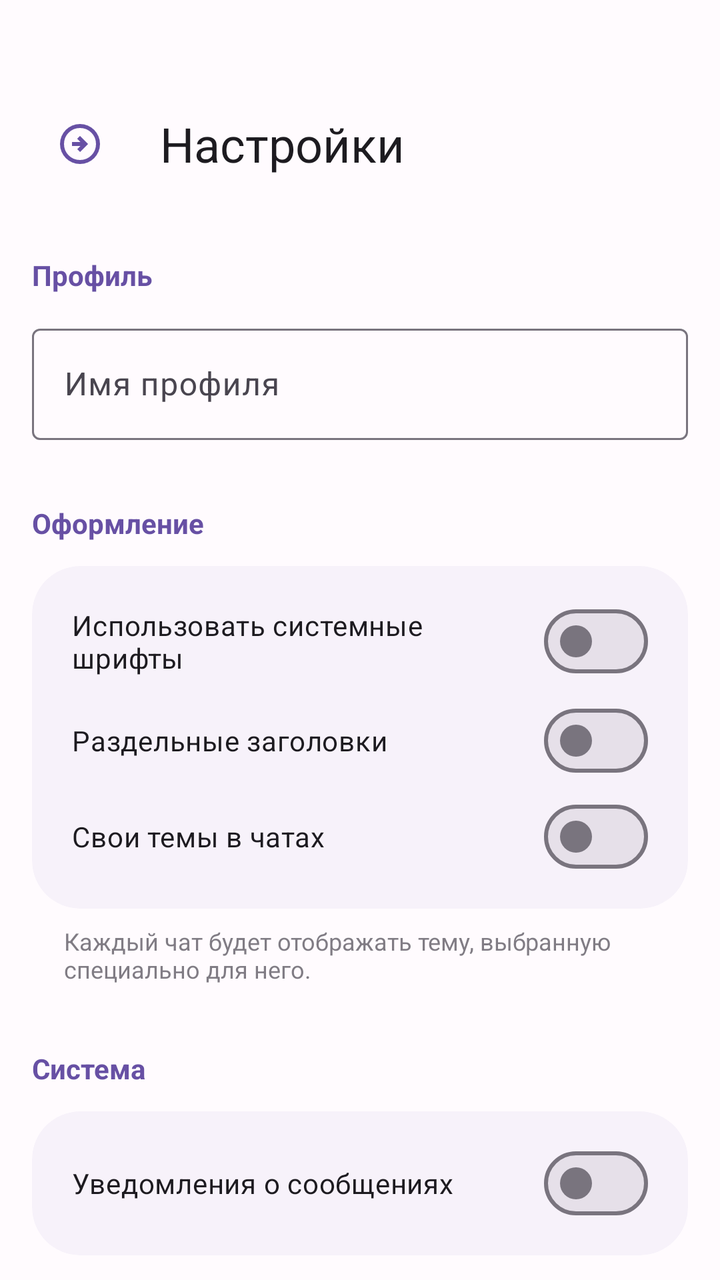
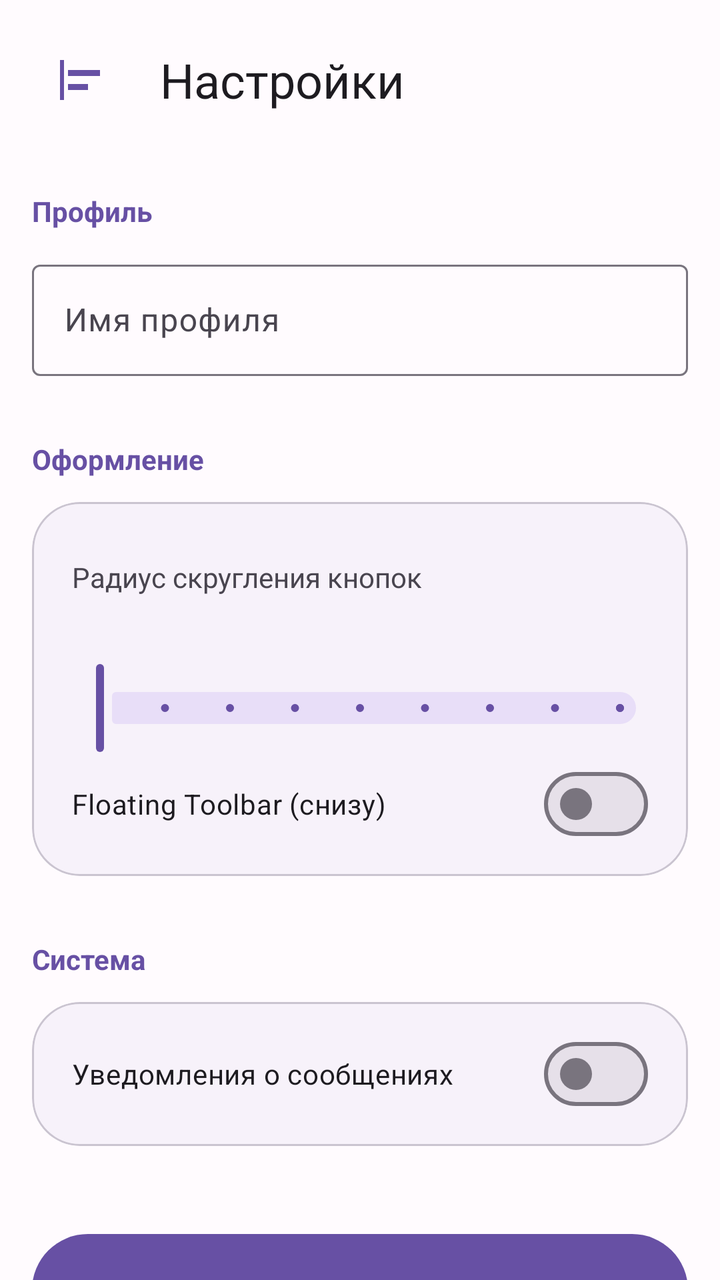

Before-and-after screenshots of an Android layout around one commit, followed by the original layout XML and the change that was made.
<!-- AndroidManifest.xml: application theme Theme.Ghostlink -->
<!-- res/layout/activity_settings.xml -->
<?xml version="1.0" encoding="utf-8"?>
<androidx.drawerlayout.widget.DrawerLayout
    xmlns:android="http://schemas.android.com/apk/res/android"
    xmlns:app="http://schemas.android.com/apk/res-auto"
    android:id="@+id/drawerLayout"
    android:layout_width="match_parent"
    android:layout_height="match_parent">

    <LinearLayout
        android:id="@+id/main"
        android:layout_width="match_parent"
        android:layout_height="match_parent"
        android:orientation="vertical"
        android:paddingTop="48dp">

        <LinearLayout
            android:layout_width="match_parent"
            android:layout_height="wrap_content"
            android:orientation="horizontal"
            android:gravity="center_vertical"
            android:paddingHorizontal="16dp"
            android:layout_marginBottom="16dp">

            <ImageButton
                android:id="@+id/btnOpenMenu"
                android:layout_width="48dp"
                android:layout_height="48dp"
                android:background="?attr/selectableItemBackgroundBorderless"
                android:src="@drawable/ic_menu"
                app:tint="?attr/colorPrimary" />

            <TextView
                android:layout_width="wrap_content"
                android:layout_height="wrap_content"
                android:text="Настройки"
                android:layout_marginStart="16dp"
                style="@style/TextAppearance.Material3.HeadlineSmall" />
        </LinearLayout>

        <androidx.core.widget.NestedScrollView
            android:layout_width="match_parent"
            android:layout_height="0dp"
            android:layout_weight="1">

            <LinearLayout
                android:layout_width="match_parent"
                android:layout_height="wrap_content"
                android:orientation="vertical"
                android:padding="16dp">

                <TextView
                    android:layout_width="wrap_content"
                    android:layout_height="wrap_content"
                    android:text="Профиль"
                    android:textColor="?attr/colorPrimary"
                    android:textStyle="bold"
                    android:layout_marginBottom="12dp" />

                <com.google.android.material.textfield.TextInputLayout
                    android:layout_width="match_parent"
                    android:layout_height="wrap_content"
                    android:hint="Имя профиля"
                    style="@style/Widget.Material3.TextInputLayout.OutlinedBox">

                    <com.google.android.material.textfield.TextInputEditText
                        android:id="@+id/editGhostName"
                        android:layout_width="match_parent"
                        android:layout_height="wrap_content"
                        android:inputType="textPersonName"
                        android:maxLength="20" />
                </com.google.android.material.textfield.TextInputLayout>

                <TextView
                    android:layout_width="wrap_content"
                    android:layout_height="wrap_content"
                    android:text="Оформление"
                    android:textColor="?attr/colorPrimary"
                    android:textStyle="bold"
                    android:layout_marginTop="32dp"
                    android:layout_marginBottom="12dp" />

                <com.google.android.material.card.MaterialCardView
                    android:layout_width="match_parent"
                    android:layout_height="wrap_content"
                    app:cardCornerRadius="24dp"
                    app:cardElevation="0dp"
                    app:strokeWidth="0dp"
                    app:cardBackgroundColor="?attr/colorSurfaceContainerLow">

                    <LinearLayout
                        android:layout_width="match_parent"
                        android:layout_height="wrap_content"
                        android:orientation="vertical"
                        android:padding="12dp">

                        <com.google.android.material.materialswitch.MaterialSwitch
                            android:id="@+id/switchSystemFonts"
                            android:layout_width="match_parent"
                            android:layout_height="wrap_content"
                            android:text="Использовать системные шрифты"
                            android:paddingHorizontal="8dp"
                            android:paddingVertical="8dp" />

                        <com.google.android.material.materialswitch.MaterialSwitch
                            android:id="@+id/switchSeparateHeaders"
                            android:layout_width="match_parent"
                            android:layout_height="wrap_content"
                            android:text="Раздельные заголовки"
                            android:paddingHorizontal="8dp"
                            android:paddingVertical="8dp" />

                        <com.google.android.material.materialswitch.MaterialSwitch
                            android:id="@+id/switchCustomThemes"
                            android:layout_width="match_parent"
                            android:layout_height="wrap_content"
                            android:text="Свои темы в чатах"
                            android:paddingHorizontal="8dp"
                            android:paddingVertical="8dp" />

                    </LinearLayout>
                </com.google.android.material.card.MaterialCardView>

                <TextView
                    android:layout_width="match_parent"
                    android:layout_height="wrap_content"
                    android:text="Каждый чат будет отображать тему, выбранную специально для него."
                    android:textSize="12sp"
                    android:alpha="0.7"
                    android:layout_marginTop="8dp"
                    android:layout_marginHorizontal="16dp" />

                <TextView
                    android:layout_width="wrap_content"
                    android:layout_height="wrap_content"
                    android:text="Система"
                    android:textColor="?attr/colorPrimary"
                    android:textStyle="bold"
                    android:layout_marginTop="32dp"
                    android:layout_marginBottom="12dp" />

                <com.google.android.material.card.MaterialCardView
                    android:layout_width="match_parent"
                    android:layout_height="wrap_content"
                    app:cardCornerRadius="24dp"
                    app:cardElevation="0dp"
                    app:strokeWidth="0dp"
                    app:cardBackgroundColor="?attr/colorSurfaceContainerLow">

                    <LinearLayout
                        android:layout_width="match_parent"
                        android:layout_height="wrap_content"
                        android:orientation="vertical"
                        android:padding="12dp">

                        <com.google.android.material.materialswitch.MaterialSwitch
                            android:id="@+id/switchNotifications"
                            android:layout_width="match_parent"
                            android:layout_height="wrap_content"
                            android:text="Уведомления о сообщениях"
                            android:paddingHorizontal="8dp"
                            android:paddingVertical="8dp" />

                    </LinearLayout>
                </com.google.android.material.card.MaterialCardView>

                <com.google.android.material.button.MaterialButton
                    android:id="@+id/btnSaveSettings"
                    android:layout_width="match_parent"
                    android:layout_height="wrap_content"
                    android:text="Сохранить изменения"
                    android:layout_marginTop="40dp"
                    android:layout_marginBottom="24dp"
                    style="@style/Widget.Material3.Button" />

            </LinearLayout>
        </androidx.core.widget.NestedScrollView>
    </LinearLayout>

    <com.google.android.material.navigation.NavigationView
        android:id="@+id/navigationView"
        android:layout_width="wrap_content"
        android:layout_height="match_parent"
        android:layout_gravity="start"
        app:menu="@menu/drawer_menu"
        app:headerLayout="@layout/nav_header" />

</androidx.drawerlayout.widget.DrawerLayout>
<!-- res/layout/nav_header.xml (included above) -->
<?xml version="1.0" encoding="utf-8"?>
<LinearLayout xmlns:android="http://schemas.android.com/apk/res/android"
    android:layout_width="match_parent"
    android:layout_height="160dp"
    android:background="?attr/colorPrimaryContainer"
    android:gravity="bottom"
    android:orientation="vertical"
    android:padding="16dp">

    <TextView
        android:layout_width="wrap_content"
        android:layout_height="wrap_content"
        android:text="GhostLink"
        android:textSize="24sp"
        android:textStyle="bold"
        android:textColor="?attr/colorOnPrimaryContainer" />

    <TextView
        android:layout_width="wrap_content"
        android:layout_height="wrap_content"
        android:text="Меню"
        android:textSize="14sp"
        android:textColor="?attr/colorOnPrimaryContainer"
        android:alpha="0.8" />
</LinearLayout>
<!-- resources referenced by this layout -->
<resources>
  <!-- drawable ic_menu (drawable) -->
  <vector xmlns:android="http://schemas.android.com/apk/res/android" android:autoMirrored="true" android:height="24dp" android:tint="#000000" android:viewportHeight="960" android:viewportWidth="960" android:width="24dp">
        
      <path android:fillColor="@android:color/white" android:pathData="M480,640L640,480L480,320L424,376L488,440L320,440L320,520L488,520L424,584L480,640ZM480,880Q397,880 324,848.5Q251,817 197,763Q143,709 111.5,636Q80,563 80,480Q80,397 111.5,324Q143,251 197,197Q251,143 324,111.5Q397,80 480,80Q563,80 636,111.5Q709,143 763,197Q817,251 848.5,324Q880,397 880,480Q880,563 848.5,636Q817,709 763,763Q709,817 636,848.5Q563,880 480,880ZM480,800Q614,800 707,707Q800,614 800,480Q800,346 707,253Q614,160 480,160Q346,160 253,253Q160,346 160,480Q160,614 253,707Q346,800 480,800ZM480,480Q480,480 480,480Q480,480 480,480Q480,480 480,480Q480,480 480,480Q480,480 480,480Q480,480 480,480Q480,480 480,480Q480,480 480,480Z"/>
      
  </vector>
  <style name="Theme.Ghostlink" parent="Base.Theme.Ghostlink" />
  <style name="Base.Theme.Ghostlink" parent="Theme.Material3.DayNight.NoActionBar">
          <item name="colorPrimary">@color/primary</item>
          <item name="colorOnPrimary">@color/onPrimary</item>
  
          <item name="android:windowBackground">#FFFBFE</item>
          <item name="android:statusBarColor">#FFFBFE</item>
          <item name="android:windowLightStatusBar">true</item>
      </style>
  <color name="primary">#6750A4</color>
  <color name="onPrimary">#FFFFFF</color>
</resources>

<!-- the commit's change to res/layout/activity_settings.xml (unified diff, before → after) -->
@@ -4,45 +4,52 @@
     xmlns:app="http://schemas.android.com/apk/res-auto"
     android:id="@+id/drawerLayout"
     android:layout_width="match_parent"
-    android:layout_height="match_parent">
-
-    <LinearLayout
-        android:id="@+id/main"
+    android:layout_height="match_parent"
+    android:fitsSystemWindows="false">
+
+    <FrameLayout
         android:layout_width="match_parent"
-        android:layout_height="match_parent"
-        android:orientation="vertical"
-        android:paddingTop="48dp">
+        android:layout_height="match_parent">
 
         <LinearLayout
+            android:id="@+id/main"
             android:layout_width="match_parent"
-            android:layout_height="wrap_content"
-            android:orientation="horizontal"
-            android:gravity="center_vertical"
-            android:paddingHorizontal="16dp"
-            android:layout_marginBottom="16dp">
-
-            <ImageButton
-                android:id="@+id/btnOpenMenu"
-                android:layout_width="48dp"
-                android:layout_height="48dp"
-                android:background="?attr/selectableItemBackgroundBorderless"
-                android:src="@drawable/ic_menu"
-                app:tint="?attr/colorPrimary" />
-
-            <TextView
-                android:layout_width="wrap_content"
+            android:layout_height="match_parent"
+            android:orientation="vertical">
+
+            <LinearLayout
+                android:layout_width="match_parent"
                 android:layout_height="wrap_content"
-                android:text="Настройки"
-                android:layout_marginStart="16dp"
-                style="@style/TextAppearance.Material3.HeadlineSmall" />
-        </LinearLayout>
-
-        <androidx.core.widget.NestedScrollView
-            android:layout_width="match_parent"
-            android:layout_height="0dp"
-            android:layout_weight="1">
-
-            <LinearLayout
+                android:orientation="horizontal"
+                android:gravity="center_vertical"
+                android:paddingHorizontal="16dp"
+                android:layout_marginTop="16dp"
+                android:layout_marginBottom="16dp">
+
+                <ImageButton
+                    android:id="@+id/btnOpenMenu"
+                    android:layout_width="48dp"
+                    android:layout_height="48dp"
+                    android:background="?attr/selectableItemBackgroundBorderless"
+                    android:src="@drawable/ic_menu"
+                    app:tint="?attr/colorPrimary"
+                    android:contentDescription="Меню" />
+
+                <TextView
+                    android:layout_width="wrap_content"
+                    android:layout_height="wrap_content"
+                    android:text="Настройки"
+                    android:layout_marginStart="16dp"
+                    style="@style/TextAppearance.Material3.HeadlineSmall" />
+            </LinearLayout>
+
+            <androidx.core.widget.NestedScrollView
+                android:id="@+id/settingsScrollView"
+                android:layout_width="match_parent"
+                android:layout_height="0dp"
+                android:layout_weight="1"
+                android:clipToPadding="false"
+                android:paddingBottom="120dp"> <LinearLayout
                 android:layout_width="match_parent"
                 android:layout_height="wrap_content"
                 android:orientation="vertical"
@@ -84,7 +91,8 @@
                     android:layout_height="wrap_content"
                     app:cardCornerRadius="24dp"
                     app:cardElevation="0dp"
-                    app:strokeWidth="0dp"
+                    app:strokeWidth="1dp"
+                    app:strokeColor="?attr/colorOutlineVariant"
                     app:cardBackgroundColor="?attr/colorSurfaceContainerLow">
 
                     <LinearLayout
@@ -93,41 +101,32 @@
                         android:orientation="vertical"
                         android:padding="12dp">
 
+                        <TextView
+                            android:layout_width="match_parent"
+                            android:layout_height="wrap_content"
+                            android:text="Радиус скругления кнопок"
+                            android:paddingHorizontal="8dp"
+                            android:paddingTop="16dp"
+                            android:textSize="14sp" />
+
+                        <com.google.android.material.slider.Slider
+                            android:id="@+id/sliderCornerRadius"
+                            android:layout_width="match_parent"
+                            android:layout_height="wrap_content"
+                            android:valueFrom="0"
+                            android:valueTo="32"
+                            android:stepSize="4"
+                            app:labelBehavior="withinBounds" />
+
                         <com.google.android.material.materialswitch.MaterialSwitch
-                            android:id="@+id/switchSystemFonts"
-                            android:layout_width="match_parent"
-                            android:layout_height="wrap_content"
-                            android:text="Использовать системные шрифты"
+                            android:id="@+id/switchNavigationType"
+                            android:layout_width="match_parent"
+                            android:layout_height="wrap_content"
+                            android:text="Floating Toolbar (снизу)"
                             android:paddingHorizontal="8dp"
                             android:paddingVertical="8dp" />
-
-                        <com.google.android.material.materialswitch.MaterialSwitch
-                            android:id="@+id/switchSeparateHeaders"
-                            android:layout_width="match_parent"
-                            android:layout_height="wrap_content"
-                            android:text="Раздельные заголовки"
-                            android:paddingHorizontal="8dp"
-                            android:paddingVertical="8dp" />
-
-                        <com.google.android.material.materialswitch.MaterialSwitch
-                            android:id="@+id/switchCustomThemes"
-                            android:layout_width="match_parent"
-                            android:layout_height="wrap_content"
-                            android:text="Свои темы в чатах"
-                            android:paddingHorizontal="8dp"
-                            android:paddingVertical="8dp" />
-
                     </LinearLayout>
                 </com.google.android.material.card.MaterialCardView>
-
-                <TextView
-                    android:layout_width="match_parent"
-                    android:layout_height="wrap_content"
-                    android:text="Каждый чат будет отображать тему, выбранную специально для него."
-                    android:textSize="12sp"
-                    android:alpha="0.7"
-                    android:layout_marginTop="8dp"
-                    android:layout_marginHorizontal="16dp" />
 
                 <TextView
                     android:layout_width="wrap_content"
@@ -143,7 +142,8 @@
                     android:layout_height="wrap_content"
                     app:cardCornerRadius="24dp"
                     app:cardElevation="0dp"
-                    app:strokeWidth="0dp"
+                    app:strokeWidth="1dp"
+                    app:strokeColor="?attr/colorOutlineVariant"
                     app:cardBackgroundColor="?attr/colorSurfaceContainerLow">
 
                     <LinearLayout
@@ -151,7 +151,6 @@
                         android:layout_height="wrap_content"
                         android:orientation="vertical"
                         android:padding="12dp">
-
                         <com.google.android.material.materialswitch.MaterialSwitch
                             android:id="@+id/switchNotifications"
                             android:layout_width="match_parent"
@@ -159,22 +158,59 @@
                             android:text="Уведомления о сообщениях"
                             android:paddingHorizontal="8dp"
                             android:paddingVertical="8dp" />
-
                     </LinearLayout>
                 </com.google.android.material.card.MaterialCardView>
 
                 <com.google.android.material.button.MaterialButton
                     android:id="@+id/btnSaveSettings"
                     android:layout_width="match_parent"
-                    android:layout_height="wrap_content"
+                    android:layout_height="64dp"
                     android:text="Сохранить изменения"
                     android:layout_marginTop="40dp"
-                    android:layout_marginBottom="24dp"
                     style="@style/Widget.Material3.Button" />
-
             </LinearLayout>
-        </androidx.core.widget.NestedScrollView>
-    </LinearLayout>
+            </androidx.core.widget.NestedScrollView>
+        </LinearLayout>
+
+        <com.google.android.material.card.MaterialCardView
+            android:id="@+id/floatingToolbar"
+            android:layout_width="wrap_content"
+            android:layout_height="wrap_content"
+            android:layout_gravity="bottom|center_horizontal"
+            android:layout_marginBottom="32dp"
+            android:visibility="gone"
+            app:cardCornerRadius="32dp"
+            app:cardElevation="15dp"
+            app:cardBackgroundColor="?attr/colorSurfaceContainerHigh"
+            app:strokeWidth="0dp"
+            android:clickable="true"
+            android:focusable="true">
+
+            <LinearLayout
+                android:layout_width="wrap_content"
+                android:layout_height="wrap_content"
+                android:orientation="horizontal"
+                android:padding="8dp">
+
+                <ImageButton
+                    android:id="@+id/btnNavHome"
+                    android:layout_width="56dp"
+                    android:layout_height="56dp"
+                    android:src="@drawable/ic_home"
+                    android:background="?attr/selectableItemBackgroundBorderless"
+                    app:tint="?attr/colorOnSurfaceVariant" />
+
+                <ImageButton
+                    android:id="@+id/btnNavSettings"
+                    android:layout_width="56dp"
+                    android:layout_height="56dp"
+                    android:src="@drawable/ic_settings"
+                    android:background="?attr/selectableItemBackgroundBorderless"
+                    app:tint="?attr/colorPrimary" />
+            </LinearLayout>
+        </com.google.android.material.card.MaterialCardView>
+
+    </FrameLayout>
 
     <com.google.android.material.navigation.NavigationView
         android:id="@+id/navigationView"
<!-- resource entries referenced after the edit -->
@@ -1,9 +1,21 @@
 <!-- resources referenced by this layout -->
 <resources>
+  <!-- drawable ic_home (drawable) -->
+  <vector xmlns:android="http://schemas.android.com/apk/res/android" android:height="24dp" android:tint="#000000" android:viewportHeight="960" android:viewportWidth="960" android:width="24dp">
+        
+      <path android:fillColor="@android:color/white" android:pathData="M183.5,776.5Q160,753 160,720Q160,687 183.5,663.5Q207,640 240,640Q273,640 296.5,663.5Q320,687 320,720Q320,753 296.5,776.5Q273,800 240,800Q207,800 183.5,776.5ZM423.5,776.5Q400,753 400,720Q400,687 423.5,663.5Q447,640 480,640Q513,640 536.5,663.5Q560,687 560,720Q560,753 536.5,776.5Q513,800 480,800Q447,800 423.5,776.5ZM663.5,776.5Q640,753 640,720Q640,687 663.5,663.5Q687,640 720,640Q753,640 776.5,663.5Q800,687 800,720Q800,753 776.5,776.5Q753,800 720,800Q687,800 663.5,776.5ZM183.5,536.5Q160,513 160,480Q160,447 183.5,423.5Q207,400 240,400Q273,400 296.5,423.5Q320,447 320,480Q320,513 296.5,536.5Q273,560 240,560Q207,560 183.5,536.5ZM423.5,536.5Q400,513 400,480Q400,447 423.5,423.5Q447,400 480,400Q513,400 536.5,423.5Q560,447 560,480Q560,513 536.5,536.5Q513,560 480,560Q447,560 423.5,536.5ZM663.5,536.5Q640,513 640,480Q640,447 663.5,423.5Q687,400 720,400Q753,400 776.5,423.5Q800,447 800,480Q800,513 776.5,536.5Q753,560 720,560Q687,560 663.5,536.5ZM183.5,296.5Q160,273 160,240Q160,207 183.5,183.5Q207,160 240,160Q273,160 296.5,183.5Q320,207 320,240Q320,273 296.5,296.5Q273,320 240,320Q207,320 183.5,296.5ZM423.5,296.5Q400,273 400,240Q400,207 423.5,183.5Q447,160 480,160Q513,160 536.5,183.5Q560,207 560,240Q560,273 536.5,296.5Q513,320 480,320Q447,320 423.5,296.5ZM663.5,296.5Q640,273 640,240Q640,207 663.5,183.5Q687,160 720,160Q753,160 776.5,183.5Q800,207 800,240Q800,273 776.5,296.5Q753,320 720,320Q687,320 663.5,296.5Z"/>
+      
+  </vector>
   <!-- drawable ic_menu (drawable) -->
   <vector xmlns:android="http://schemas.android.com/apk/res/android" android:autoMirrored="true" android:height="24dp" android:tint="#000000" android:viewportHeight="960" android:viewportWidth="960" android:width="24dp">
         
-      <path android:fillColor="@android:color/white" android:pathData="M480,640L640,480L480,320L424,376L488,440L320,440L320,520L488,520L424,584L480,640ZM480,880Q397,880 324,848.5Q251,817 197,763Q143,709 111.5,636Q80,563 80,480Q80,397 111.5,324Q143,251 197,197Q251,143 324,111.5Q397,80 480,80Q563,80 636,111.5Q709,143 763,197Q817,251 848.5,324Q880,397 880,480Q880,563 848.5,636Q817,709 763,763Q709,817 636,848.5Q563,880 480,880ZM480,800Q614,800 707,707Q800,614 800,480Q800,346 707,253Q614,160 480,160Q346,160 253,253Q160,346 160,480Q160,614 253,707Q346,800 480,800ZM480,480Q480,480 480,480Q480,480 480,480Q480,480 480,480Q480,480 480,480Q480,480 480,480Q480,480 480,480Q480,480 480,480Q480,480 480,480Z"/>
+      <path android:fillColor="@android:color/white" android:pathData="M80,880L80,80L160,80L160,880L80,880ZM240,680L240,560L640,560L640,680L240,680ZM240,400L240,280L880,280L880,400L240,400Z"/>
+      
+  </vector>
+  <!-- drawable ic_settings (drawable) -->
+  <vector xmlns:android="http://schemas.android.com/apk/res/android" android:height="24dp" android:tint="#000000" android:viewportHeight="960" android:viewportWidth="960" android:width="24dp">
+        
+      <path android:fillColor="@android:color/white" android:pathData="M363,650L480,579L597,650L566,517L670,427L533,416L480,290L427,416L290,427L394,517L363,650ZM480,932L346,800L160,800L160,614L28,480L160,346L160,160L346,160L480,28L614,160L800,160L800,346L932,480L800,614L800,800L614,800L480,932ZM480,820L580,720L720,720L720,580L820,480L720,380L720,240L580,240L480,140L380,240L240,240L240,380L140,480L240,580L240,720L380,720L480,820ZM480,480Q480,480 480,480Q480,480 480,480Q480,480 480,480Q480,480 480,480Q480,480 480,480Q480,480 480,480Q480,480 480,480Q480,480 480,480Z"/>
       
   </vector>
   <style name="Theme.Ghostlink" parent="Base.Theme.Ghostlink" />
